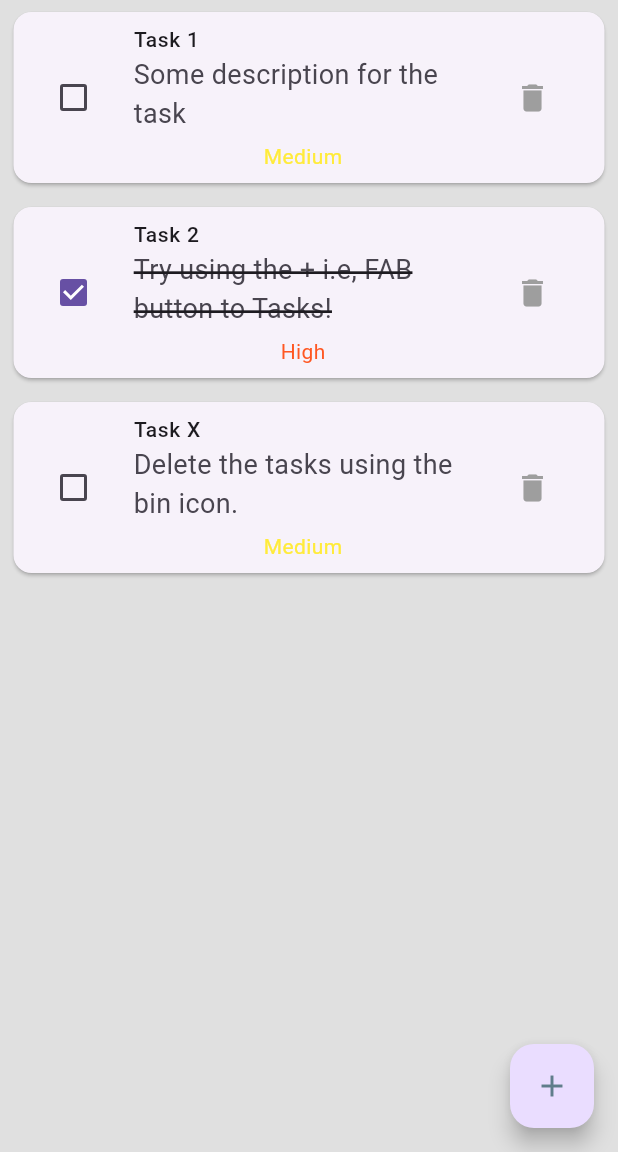
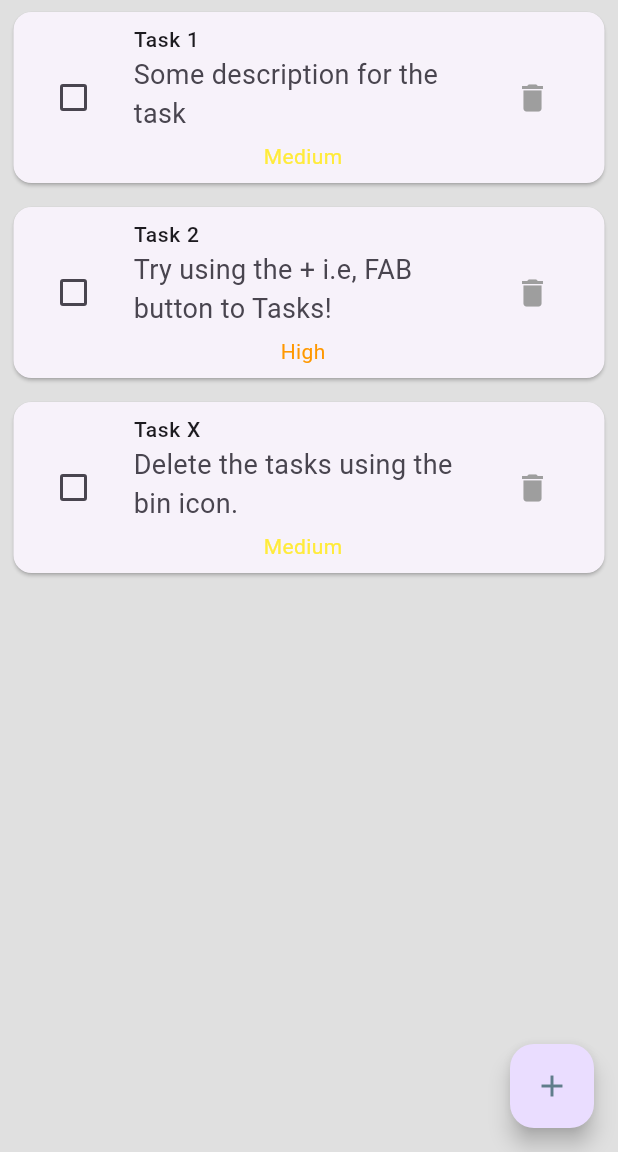
Before and after one commit to Pixel-Code-Hub206/MindSlate, a Flutter app: the screen it shows after launch, on a phone screen of 412 x 824 dp, the part 84-1236 px from its top. Run offline on Flutter 3.47's test engine with Material 3 defaults, Android fonts, the phone set to English and light mode, and no system bars; our stand-ins replace device_preview; Roboto replaces fonts that are missing (Poppins).

Commit message:
Fixed the Task description alignment with the cards and changed the color palletes for the priorityhighlights

```diff
--- a/lib/models/tasks.dart
+++ b/lib/models/tasks.dart
@@ -2,7 +2,7 @@ import 'package:flutter/material.dart';
 
 enum Priority{
   urgent(color: Colors.red, pTitle: 'Urgent'),  //Priority defined in the form of a Priority instance
-  high(color: Colors.deepOrange, pTitle: 'High'),
+  high(color: Colors.orange, pTitle: 'High'),
   medium(color: Colors.yellow, pTitle: 'Medium'),
   low(color: Colors.green, pTitle: 'Low');
 
--- a/lib/pages/home_screen.dart
+++ b/lib/pages/home_screen.dart
@@ -18,7 +18,7 @@ class _HomeState extends State<Home> {
 
   final List<Tasks> _tasks = [
     Tasks(isTitle: 'Task 1', isBody: 'Some description for the task', priority: Priority.medium, isDone: false),
-    Tasks(isTitle: 'Task 2', isBody: 'Try using the + i.e, FAB button to Tasks!', priority: Priority.high, isDone: true),
+    Tasks(isTitle: 'Task 2', isBody: 'Try using the + i.e, FAB button to Tasks!', priority: Priority.high, isDone: false),
     Tasks(isTitle: 'Task X', isBody: 'Delete the tasks using the bin icon.', priority: Priority.medium, isDone: false),
   ];
 
@@ -45,7 +45,7 @@ class _HomeState extends State<Home> {
                     ),
 
                       title: Text(
-                        '${_tasks[index].isTitle}',
+                        _tasks[index].isTitle,   //Task Heading
                         // style: TextStyle(  // //Optional if one wants to strike the headers
                         //   fontSize: 18.0,
                         //   decoration: _tasks[index].isDone  //If the task is finished
@@ -57,14 +57,17 @@ class _HomeState extends State<Home> {
 
                     subtitle: Column(
                       children: [
-                        Text(
-                          _tasks[index].isBody,
+                        Align(
+                          alignment: Alignment.centerLeft,    //For neater Card Formatting
+                          child: Text(
+                            _tasks[index].isBody,     //Task Description
                             style: TextStyle(
                               fontSize: 18.0,
                               decoration: _tasks[index].isDone  //If the task is finished
                                   ? TextDecoration.lineThrough    //Strike it!
                                   : TextDecoration.none,
                               decorationThickness: _tasks[index].isDone ? 2 : null,
+                            ),
                           ),
                         ),
 
```
Lines whose indentation alone changed are shown as unchanged.
